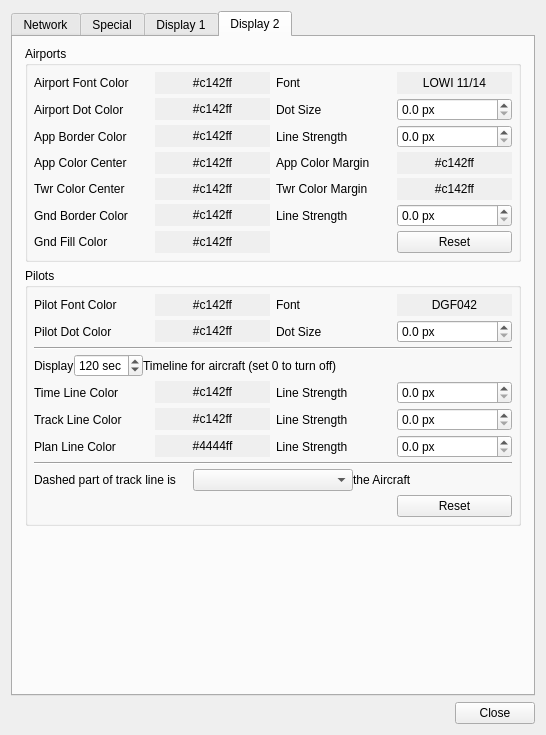
Old version of the form branches/jonas_unstable/QuteScoop/gui/PreferencesDialog.ui in the repository qutescoop/qutescoop.
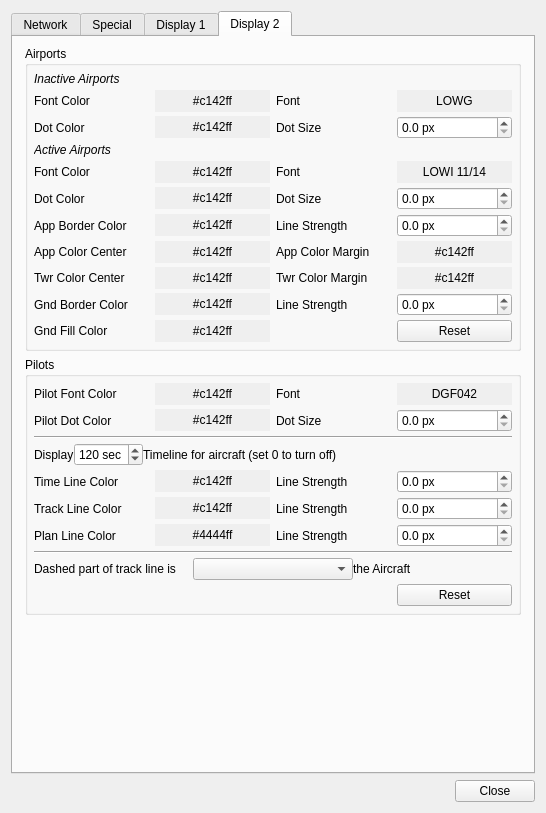
New version of the form. The open tabs and pages were chosen to show the change. Icons and pictures are not drawn.

Commit message:
added: * show inactive airports (+menu item, +airport preferences) * show DEL in AirportDetails * show estimated local time (just based on longitude...)
changed:
* show label above dot and centered
* allow to show 999 labels (for fast machines)

fixed:
* arrival time calculation for just departed planes

The edit to the form file:
```diff
--- a/branches/jonas_unstable/QuteScoop/gui/PreferencesDialog.ui
+++ b/branches/jonas_unstable/QuteScoop/gui/PreferencesDialog.ui
@@ -7,7 +7,7 @@
     <x>0</x>
     <y>0</y>
     <width>546</width>
-    <height>735</height>
+    <height>813</height>
    </rect>
   </property>
   <property name="windowTitle">
@@ -1193,53 +1193,7 @@
           <property name="margin">
            <number>6</number>
           </property>
-          <item row="0" column="0">
-           <widget class="QLabel" name="label_19">
-            <property name="text">
-             <string>Airport Font Color</string>
-            </property>
-            <property name="buddy">
-             <cstring>pbAirportFontColor</cstring>
-            </property>
-           </widget>
-          </item>
-          <item row="0" column="1">
-           <widget class="QPushButton" name="pbAirportFontColor">
-            <property name="autoFillBackground">
-             <bool>true</bool>
-            </property>
-            <property name="text">
-             <string>#c142ff</string>
-            </property>
-            <property name="flat">
-             <bool>true</bool>
-            </property>
-           </widget>
-          </item>
-          <item row="0" column="2">
-           <widget class="QLabel" name="label_20">
-            <property name="text">
-             <string>Font</string>
-            </property>
-            <property name="buddy">
-             <cstring>pbAirportFont</cstring>
-            </property>
-           </widget>
-          </item>
-          <item row="0" column="3">
-           <widget class="QPushButton" name="pbAirportFont">
-            <property name="autoFillBackground">
-             <bool>true</bool>
-            </property>
-            <property name="text">
-             <string>LOWI 11/14</string>
-            </property>
-            <property name="flat">
-             <bool>true</bool>
-            </property>
-           </widget>
-          </item>
-          <item row="2" column="0">
+          <item row="11" column="0">
            <widget class="QLabel" name="label_21">
             <property name="text">
              <string>App Border Color</string>
@@ -1249,7 +1203,7 @@
             </property>
            </widget>
           </item>
-          <item row="2" column="1">
+          <item row="11" column="1">
            <widget class="QPushButton" name="pbAppBorderLineColor">
             <property name="autoFillBackground">
              <bool>true</bool>
@@ -1262,7 +1216,7 @@
             </property>
            </widget>
           </item>
-          <item row="2" column="2">
+          <item row="11" column="2">
            <widget class="QLabel" name="label_22">
             <property name="text">
              <string>Line Strength</string>
@@ -1272,7 +1226,7 @@
             </property>
            </widget>
           </item>
-          <item row="2" column="3">
+          <item row="11" column="3">
            <widget class="QDoubleSpinBox" name="sbAppBorderLineStrength">
             <property name="suffix">
              <string> px</string>
@@ -1288,7 +1242,7 @@
             </property>
            </widget>
           </item>
-          <item row="3" column="0">
+          <item row="12" column="0">
            <widget class="QLabel" name="label_23">
             <property name="text">
              <string>App Color Center</string>
@@ -1298,7 +1252,7 @@
             </property>
            </widget>
           </item>
-          <item row="3" column="1">
+          <item row="12" column="1">
            <widget class="QPushButton" name="pbAppColorCenter">
             <property name="autoFillBackground">
              <bool>true</bool>
@@ -1311,7 +1265,7 @@
             </property>
            </widget>
           </item>
-          <item row="3" column="2">
+          <item row="12" column="2">
            <widget class="QLabel" name="label_24">
             <property name="text">
              <string>App Color Margin</string>
@@ -1321,7 +1275,7 @@
             </property>
            </widget>
           </item>
-          <item row="3" column="3">
+          <item row="12" column="3">
            <widget class="QPushButton" name="pbAppColorMargin">
             <property name="autoFillBackground">
              <bool>true</bool>
@@ -1334,7 +1288,7 @@
             </property>
            </widget>
           </item>
-          <item row="4" column="0">
+          <item row="13" column="0">
            <widget class="QLabel" name="label_25">
             <property name="text">
              <string>Twr Color Center</string>
@@ -1344,7 +1298,7 @@
             </property>
            </widget>
           </item>
-          <item row="4" column="1">
+          <item row="13" column="1">
            <widget class="QPushButton" name="pbTwrColorCenter">
             <property name="autoFillBackground">
              <bool>true</bool>
@@ -1357,7 +1311,7 @@
             </property>
            </widget>
           </item>
-          <item row="4" column="2">
+          <item row="13" column="2">
            <widget class="QLabel" name="label_26">
             <property name="text">
              <string>Twr Color Margin</string>
@@ -1367,7 +1321,7 @@
             </property>
            </widget>
           </item>
-          <item row="4" column="3">
+          <item row="13" column="3">
            <widget class="QPushButton" name="pbTwrColorMargin">
             <property name="autoFillBackground">
              <bool>true</bool>
@@ -1380,7 +1334,7 @@
             </property>
            </widget>
           </item>
-          <item row="5" column="0">
+          <item row="14" column="0">
            <widget class="QLabel" name="label_27">
             <property name="text">
              <string>Gnd Border Color</string>
@@ -1390,7 +1344,7 @@
             </property>
            </widget>
           </item>
-          <item row="5" column="1">
+          <item row="14" column="1">
            <widget class="QPushButton" name="pbGndBorderLineColor">
             <property name="autoFillBackground">
              <bool>true</bool>
@@ -1403,7 +1357,7 @@
             </property>
            </widget>
           </item>
-          <item row="5" column="2">
+          <item row="14" column="2">
            <widget class="QLabel" name="label_28">
             <property name="text">
              <string>Line Strength</string>
@@ -1413,7 +1367,7 @@
             </property>
            </widget>
           </item>
-          <item row="5" column="3">
+          <item row="14" column="3">
            <widget class="QDoubleSpinBox" name="sbGndBorderLineStrength">
             <property name="suffix">
              <string> px</string>
@@ -1432,14 +1386,14 @@
             </property>
            </widget>
           </item>
-          <item row="6" column="0">
+          <item row="15" column="0">
            <widget class="QLabel" name="label_37">
             <property name="text">
              <string>Gnd Fill Color</string>
             </property>
            </widget>
           </item>
-          <item row="6" column="1">
+          <item row="15" column="1">
            <widget class="QPushButton" name="pbGndFillColor">
             <property name="autoFillBackground">
              <bool>true</bool>
@@ -1452,21 +1406,98 @@
             </property>
            </widget>
           </item>
-          <item row="6" column="3">
+          <item row="15" column="3">
            <widget class="QPushButton" name="buttonResetAirport">
             <property name="text">
              <string>Reset</string>
             </property>
            </widget>
           </item>
-          <item row="1" column="0">
+          <item row="5" column="2">
+           <widget class="QLabel" name="label_54">
+            <property name="text">
+             <string>Dot Size</string>
+            </property>
+            <property name="buddy">
+             <cstring>sbInactAirportDotSize</cstring>
+            </property>
+           </widget>
+          </item>
+          <item row="5" column="0">
+           <widget class="QLabel" name="label_55">
+            <property name="text">
+             <string>Dot Color</string>
+            </property>
+            <property name="buddy">
+             <cstring>pbInactAirportDotColor</cstring>
+            </property>
+           </widget>
+          </item>
+          <item row="4" column="0">
+           <widget class="QLabel" name="label_52">
+            <property name="text">
+             <string>Font Color</string>
+            </property>
+            <property name="buddy">
+             <cstring>pbInactAirportFontColor</cstring>
+            </property>
+           </widget>
+          </item>
+          <item row="4" column="2">
+           <widget class="QLabel" name="label_53">
+            <property name="text">
+             <string>Font</string>
+            </property>
+            <property name="buddy">
+             <cstring>pbInactAirportFont</cstring>
+            </property>
+           </widget>
+          </item>
+          <item row="3" column="0">
+           <widget class="QLabel" name="label_51">
+            <property name="font">
+             <font>
+              <italic>true</italic>
+             </font>
+            </property>
+            <property name="text">
+             <string>Inactive Airports</string>
+            </property>
+           </widget>
+          </item>
+          <item row="8" column="0">
+           <widget class="QLabel" name="label_56">
+            <property name="font">
+             <font>
+              <italic>true</italic>
+             </font>
+            </property>
+            <property name="text">
+             <string>Active Airports</string>
+            </property>
+           </widget>
+          </item>
+          <item row="9" column="0">
+           <widget class="QLabel" name="label_19">
+            <property name="text">
+             <string>Font Color</string>
+            </property>
+            <property name="buddy">
+             <cstring>pbAirportFontColor</cstring>
+            </property>
+           </widget>
+          </item>
+          <item row="10" column="0">
            <widget class="QLabel" name="label_38">
             <property name="text">
-             <string>Airport Dot Color</string>
+             <string>Dot Color</string>
+            </property>
+            <property name="buddy">
+             <cstring>pbAirportDotColor</cstring>
             </property>
            </widget>
           </item>
-          <item row="1" column="1">
+          <item row="10" column="1">
            <widget class="QPushButton" name="pbAirportDotColor">
             <property name="autoFillBackground">
              <bool>true</bool>
@@ -1479,14 +1510,20 @@
             </property>
            </widget>
           </item>
-          <item row="1" column="2">
-           <widget class="QLabel" name="label_39">
+          <item row="9" column="1">
+           <widget class="QPushButton" name="pbAirportFontColor">
+            <property name="autoFillBackground">
+             <bool>true</bool>
+            </property>
             <property name="text">
-             <string>Dot Size</string>
+             <string>#c142ff</string>
+            </property>
+            <property name="flat">
+             <bool>true</bool>
             </property>
            </widget>
           </item>
-          <item row="1" column="3">
+          <item row="10" column="3">
            <widget class="QDoubleSpinBox" name="sbAirportDotSize">
             <property name="suffix">
              <string> px</string>
@@ -1502,6 +1539,94 @@
             </property>
            </widget>
           </item>
+          <item row="9" column="3">
+           <widget class="QPushButton" name="pbAirportFont">
+            <property name="autoFillBackground">
+             <bool>true</bool>
+            </property>
+            <property name="text">
+             <string>LOWI 11/14</string>
+            </property>
+            <property name="flat">
+             <bool>true</bool>
+            </property>
+           </widget>
+          </item>
+          <item row="10" column="2">
+           <widget class="QLabel" name="label_39">
+            <property name="text">
+             <string>Dot Size</string>
+            </property>
+            <property name="buddy">
+             <cstring>sbAirportDotSize</cstring>
+            </property>
+           </widget>
+          </item>
+          <item row="9" column="2">
+           <widget class="QLabel" name="label_20">
+            <property name="text">
+             <string>Font</string>
+            </property>
+            <property name="buddy">
+             <cstring>pbAirportFont</cstring>
+            </property>
+           </widget>
+          </item>
+          <item row="4" column="1">
+           <widget class="QPushButton" name="pbInactAirportFontColor">
+            <property name="autoFillBackground">
+             <bool>true</bool>
+            </property>
+            <property name="text">
+             <string>#c142ff</string>
+            </property>
+            <property name="flat">
+             <bool>true</bool>
+            </property>
+           </widget>
+          </item>
+          <item row="5" column="1">
+           <widget class="QPushButton" name="pbInactAirportDotColor">
+            <property name="autoFillBackground">
+             <bool>true</bool>
+            </property>
+            <property name="text">
+             <string>#c142ff</string>
+            </property>
+            <property name="flat">
+             <bool>true</bool>
+            </property>
+           </widget>
+          </item>
+          <item row="4" column="3">
+           <widget class="QPushButton" name="pbInactAirportFont">
+            <property name="autoFillBackground">
+             <bool>true</bool>
+            </property>
+            <property name="text">
+             <string>LOWG</string>
+            </property>
+            <property name="flat">
+             <bool>true</bool>
+            </property>
+           </widget>
+          </item>
+          <item row="5" column="3">
+           <widget class="QDoubleSpinBox" name="sbInactAirportDotSize">
+            <property name="suffix">
+             <string> px</string>
+            </property>
+            <property name="decimals">
+             <number>1</number>
+            </property>
+            <property name="maximum">
+             <double>10.000000000000000</double>
+            </property>
+            <property name="singleStep">
+             <double>0.100000000000000</double>
+            </property>
+           </widget>
+          </item>
          </layout>
         </widget>
        </item>
```
Left out of the diff: 137 changed lines with no effect on the pictures. The commit also changes 16 other files.
